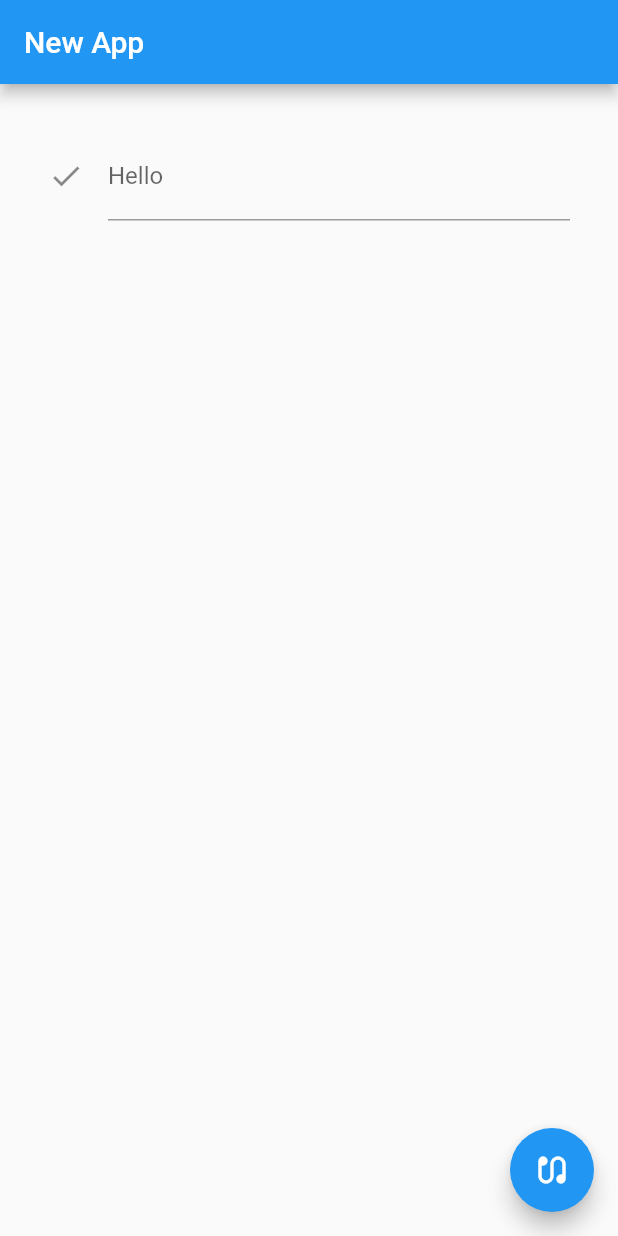
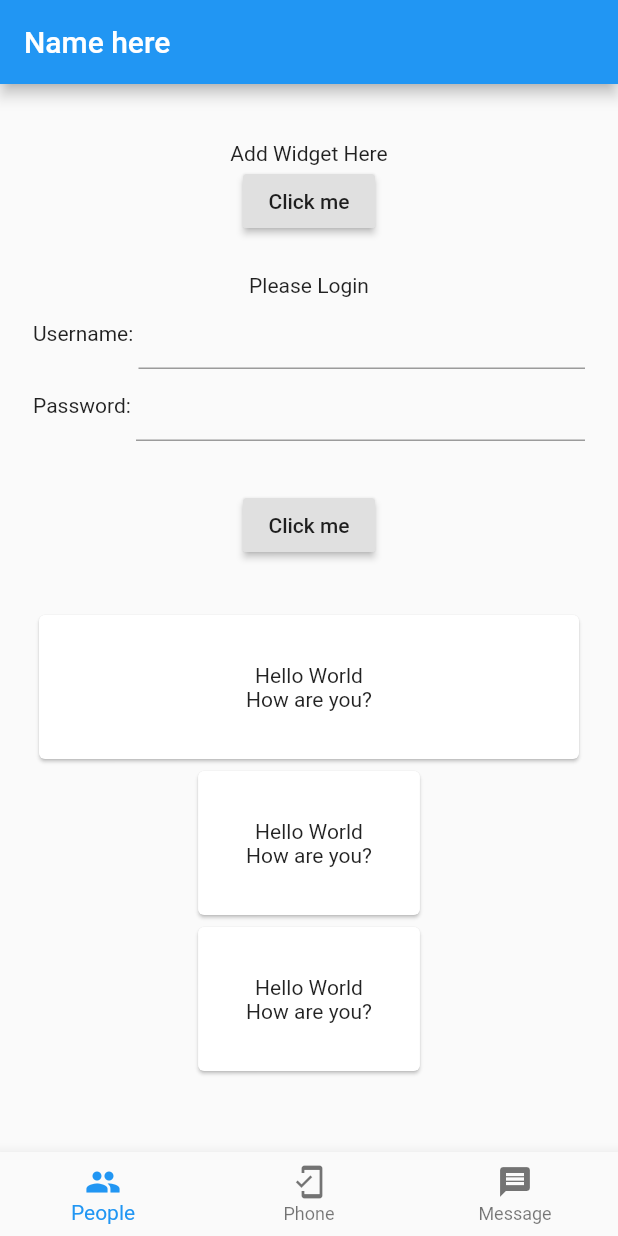
Before and after one commit to Ebrinix/MyMobileApp, a Flutter app: the screen it shows after launch, on a phone screen of 412 x 824 dp. Run offline on Flutter 3.47's test engine with Material 2 defaults, Android fonts, the phone set to English and light mode, and no system bars.

Commit message:
First commit

```diff
--- a/lib/main.dart
+++ b/lib/main.dart
@@ -1,7 +1,6 @@
 import 'package:flutter/material.dart';
 
 void main() {
-  // runApp(MyApp());
   runApp(new MaterialApp(
     home: new MyApp(),
   ));
@@ -12,195 +11,143 @@ class MyApp extends StatefulWidget {
   _State createState() => new _State();
 }
 
-class _State  extends State<MyApp> {
-
-  // For Adding And Subtracting Number Start
-  // int _value= 0;
-
-  // void _add() {
-  //   setState(() {
-  //     _value++;
-  //   });
-  // }
-
-  // void _subtract() {
-  //   setState(() {
-  //     _value--;
-  //   });
-  // }
-  // For Adding And Subtracting Number End
-
-  String _value = '';
-
-  void _onChange(String value) {
-    setState(() => _value = '${value}');
+class _State extends State<MyApp> {
+  void _showBottom() {
+    showModalBottomSheet<void>(
+        context: context,
+        builder: (BuildContext context) {
+          return new Container(
+              padding: new EdgeInsets.all(15.0),
+              child: new Row(
+                mainAxisAlignment: MainAxisAlignment.center,
+                children: <Widget>[
+                  new Text(
+                    'Some info here ',
+                    style: new TextStyle(
+                        color: Colors.red, fontWeight: FontWeight.bold),
+                  ),
+                  new RaisedButton(
+                    onPressed: () => Navigator.pop(context),
+                    child: new Text('Close'),
+                  )
+                ],
+              ));
+        });
   }
 
-  // void _onSubmit(String value) {
-  //   setState(() => _value = 'Submit: ${value}');
-  // }
+  List<BottomNavigationBarItem> _items =
+      List<BottomNavigationBarItem>.empty(growable: true);
+  String _value = '';
+  int _index = 0;
 
+  @override
+  void initState() {
+    // _items = new List();
+    _items.add(new BottomNavigationBarItem(
+        icon: new Icon(Icons.people), title: new Text('People')));
+    _items.add(new BottomNavigationBarItem(
+        icon: new Icon(Icons.mobile_friendly), title: new Text('Phone')));
+    _items.add(new BottomNavigationBarItem(
+        icon: new Icon(Icons.message), title: new Text('Message')));
+    // _items.add(new BottomNavigationBarItem(
+    //     icon: new Icon(Icons.messenger), title: new Text('Messenger')));
+  }
+
+  TextEditingController _user = new TextEditingController();
+  TextEditingController _pass = new TextEditingController();
 
   @override
   Widget build(BuildContext context) {
     return new Scaffold(
       appBar: new AppBar(
-        title: new Text('New App'),
+        title: new Text('Name here'),
       ),
       body: new Container(
-        padding: new EdgeInsets.all(32.0),
+          padding: new EdgeInsets.all(22.0),
           child: new Center(
             child: new Column(
               children: <Widget>[
-              // new Text(_value),
-              new TextField(
-                decoration: new InputDecoration(
-                  labelText: 'Hello',
-                  hintText: 'Hint',
-                  icon: new Icon(Icons.check)
+                new Text(_value),
+                new Text('Add Widget Here'),
+                new RaisedButton(
+                  onPressed: _showBottom,
+                  child: new Text('Click me'),
                 ),
-                autocorrect: true,
-                autofocus: false,
-                keyboardType: TextInputType.text,
-                onChanged: _onChange,
-                // onSubmitted: _onSubmit,
-              )
-              // For Adding And Subtracting Number Start
-              // new Text('Value = ${_value}'),
-              // new IconButton(icon: new Icon(Icons.add), onPressed: _add),
-              // new IconButton(icon: new Icon(Icons.remove), onPressed: _subtract)
-              // For Adding And Subtracting Number End
+                Padding(
+                  padding: new EdgeInsets.all(12.0),
+                ),
+                new Text('Please Login'),
+                new Row(children: <Widget>[
+                  new Text('Username: '),
+                  new Expanded(
+                      child: TextField(
+                    controller: _user,
+                  ))
+                ]),
+                new Row(children: <Widget>[
+                  new Text('Password: '),
+                  new Expanded(
+                      child: TextField(
+                    controller: _pass,
+                    obscureText: true,
+                  ))
+                ]),
+                new Padding(
+                  padding: new EdgeInsets.all(32.0),
+                  child: new RaisedButton(
+                    onPressed: () => print('Login ${_user.text}'),
+                    child: new Text('Click me'),
+                  ),
+                ),
+                new Card(
+                  child: new Container(
+                    width: double.infinity,
+                    padding: new EdgeInsets.all(32.0),
+                    child: new Column(
+                      children: <Widget>[
+                        new Text('Hello World'),
+                        new Text('How are you?'),
                       ],
                     ),
                   ),
                 ),
-      floatingActionButton: FloatingActionButton(
-        // When the user presses the button, show an alert dialog containing
-        // the text that the user has entered into the text field.
-        onPressed: () {
-          showDialog(
-            context: context,
-            builder: (context) {
-              return AlertDialog(
-                // Retrieve the text the that user has entered by using the
-                // TextEditingController.
-                content: Text(_value),
-                // content: Text('Hello World'),
-              );
+                new Card(
+                  child: new Container(
+                    padding: new EdgeInsets.all(32.0),
+                    child: new Column(
+                      children: <Widget>[
+                        new Text('Hello World'),
+                        new Text('How are you?'),
+                      ],
+                    ),
+                  ),
+                ),
+                new Card(
+                  child: new Container(
+                    padding: new EdgeInsets.all(32.0),
+                    child: new Column(
+                      children: <Widget>[
+                        new Text('Hello World'),
+                        new Text('How are you?'),
+                      ],
+                    ),
+                  ),
+                ),
+                // new Column(new Text('Add widget here')),
+              ],
+            ),
+          )),
+      bottomNavigationBar: new BottomNavigationBar(
+        items: _items,
+        fixedColor: Colors.blue,
+        currentIndex: _index,
+        onTap: (int item) {
+          setState(() {
+            _index = item;
+            _value = "Current value is: ${_index.toString()}";
+          });
         },
-          );
-        },
-        tooltip: 'Show me the value!',
-        child: const Icon(Icons.earbuds),
       ),
     );
   }
 }
-
-// class MyApp extends StatelessWidget {
-//   // This widget is the root of your application.
-//   @override
-//   Widget build(BuildContext context) {
-//     return MaterialApp(
-//       title: 'Flutter Demo',
-//       theme: ThemeData(
-//         // This is the theme of your application.
-//         //
-//         // Try running your application with "flutter run". You'll see the
-//         // application has a blue toolbar. Then, without quitting the app, try
-//         // changing the primarySwatch below to Colors.green and then invoke
-//         // "hot reload" (press "r" in the console where you ran "flutter run",
-//         // or simply save your changes to "hot reload" in a Flutter IDE).
-//         // Notice that the counter didn't reset back to zero; the application
-//         // is not restarted.
-//         primarySwatch: Colors.blue,
-//       ),
-//       home: MyHomePage(title: 'Flutter Demo Home qqq'),
-//     );
-//   }
-// }
-
-// class MyHomePage extends StatefulWidget {
-//   MyHomePage({Key? key, required this.title}) : super(key: key);
-
-//   // This widget is the home page of your application. It is stateful, meaning
-//   // that it has a State object (defined below) that contains fields that affect
-//   // how it looks.
-
-//   // This class is the configuration for the state. It holds the values (in this
-//   // case the title) provided by the parent (in this case the App widget) and
-//   // used by the build method of the State. Fields in a Widget subclass are
-//   // always marked "final".
-
-//   final String title;
-
-//   @override
-//   _MyHomePageState createState() => _MyHomePageState();
-// }
-
-// class _MyHomePageState extends State<MyHomePage> {
-//   int _counter = 0;
-
-//   void _incrementCounter() {
-//     setState(() {
-//       // This call to setState tells the Flutter framework that something has
-//       // changed in this State, which causes it to rerun the build method below
-//       // so that the display can reflect the updated values. If we changed
-//       // _counter without calling setState(), then the build method would not be
-//       // called again, and so nothing would appear to happen.
-//       _counter++;
-//     });
-//   }
-
-//   @override
-//   Widget build(BuildContext context) {
-//     // This method is rerun every time setState is called, for instance as done
-//     // by the _incrementCounter method above.
-//     //
-//     // The Flutter framework has been optimized to make rerunning build methods
-//     // fast, so that you can just rebuild anything that needs updating rather
-//     // than having to individually change instances of widgets.
-//     return Scaffold(
-//       appBar: AppBar(
-//         // Here we take the value from the MyHomePage object that was created by
-//         // the App.build method, and use it to set our appbar title.
-//         title: Text(widget.title),
-//       ),
-//       body: Center(
-//         // Center is a layout widget. It takes a single child and positions it
-//         // in the middle of the parent.
-//         child: Column(
-//           // Column is also a layout widget. It takes a list of children and
-//           // arranges them vertically. By default, it sizes itself to fit its
-//           // children horizontally, and tries to be as tall as its parent.
-//           //
-//           // Invoke "debug painting" (press "p" in the console, choose the
-//           // "Toggle Debug Paint" action from the Flutter Inspector in Android
-//           // Studio, or the "Toggle Debug Paint" command in Visual Studio Code)
-//           // to see the wireframe for each widget.
-//           //
-//           // Column has various properties to control how it sizes itself and
-//           // how it positions its children. Here we use mainAxisAlignment to
-//           // center the children vertically; the main axis here is the vertical
-//           // axis because Columns are vertical (the cross axis would be
-//           // horizontal).
-//           mainAxisAlignment: MainAxisAlignment.center,
-//           children: <Widget>[
-//             Text(
-//               'You have roll times:',
-//             ),
-//             Text(
-//               '$_counter',
-//               style: Theme.of(context).textTheme.headline4,
-//             ),
-//           ],
-//         ),
-//       ),
-//       floatingActionButton: FloatingActionButton(
-//         onPressed: _incrementCounter,
-//         tooltip: 'Increment',
-//         child: Icon(Icons.access_time_filled_outlined),
-//       ), // This trailing comma makes auto-formatting nicer for build methods.
-//     );
-//   }
-// }
```
Also changed, not shown: 1 other file. Lines whose indentation alone changed are shown as unchanged.
